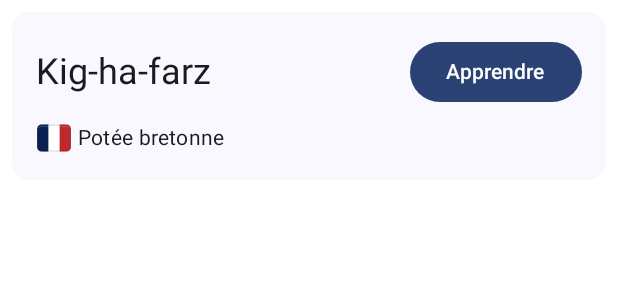
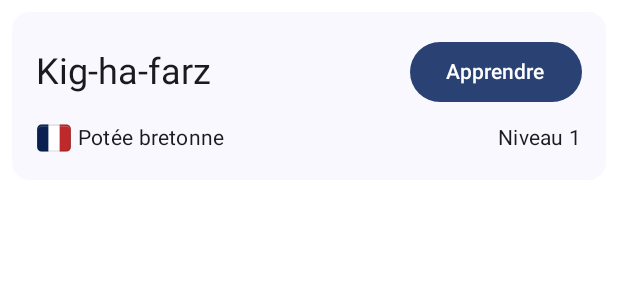
Before and after one commit to Gurwan/TriGer, an Android app built with Jetpack Compose: the @Preview function PreviewGerCard, on a phone screen of 412 x 824 dp. Shown: the top 300 px of the screen. Run offline under Robolectric (Android 15) with nearby library versions, the phone set to English and light mode, and no system bars; our stand-ins replace Room's generated code.

Commit message:
add of level on ger card

```diff
--- a/app/src/main/java/com/okariastudio/triger/ui/templates/GerCard.kt
+++ b/app/src/main/java/com/okariastudio/triger/ui/templates/GerCard.kt
@@ -24,7 +24,6 @@ import androidx.compose.runtime.remember
 import androidx.compose.runtime.setValue
 import androidx.compose.ui.Alignment
 import androidx.compose.ui.Modifier
-import androidx.compose.ui.graphics.Color
 import androidx.compose.ui.res.painterResource
 import androidx.compose.ui.res.stringResource
 import androidx.compose.ui.text.font.FontStyle
@@ -95,6 +94,13 @@ fun GerCard(ger: Ger, modifier: Modifier = Modifier, onDeskinClick: (Ger) -> Uni
                     style = MaterialTheme.typography.bodyMedium,
                     modifier = Modifier.weight(1f)
                 )
+                Text(
+                    text = stringResource(
+                        id = R.string.niveau,
+                        ger.levelLearnings.toString()
+                    ),
+                    style = MaterialTheme.typography.bodyMedium
+                )
             }
 
             if (isExpanded) {
@@ -125,6 +131,8 @@ fun PreviewGerCard() {
                 breton = "Kig-ha-farz",
                 french = "Potée bretonne",
                 description = "Un plat traditionnel de Bretagne.",
+                levelLearnings = 1,
+                isLearned = false,
                 example = "Me o deus debret ur kig-ha-farz brav er Sul-mañ !"
             ),
             onDeskinClick = { ger -> println("Deskin clicked for ${ger.breton}") }
--- a/app/src/main/res/values/strings.xml
+++ b/app/src/main/res/values/strings.xml
@@ -19,4 +19,5 @@
     <string name="ta_reponse">Ta réponse</string>
     <string name="submit">Soumettre</string>
     <string name="bonne_reponse">Respont mat ! 🎉</string>
+    <string name="niveau">Niveau %1$s</string>
 </resources>
```
